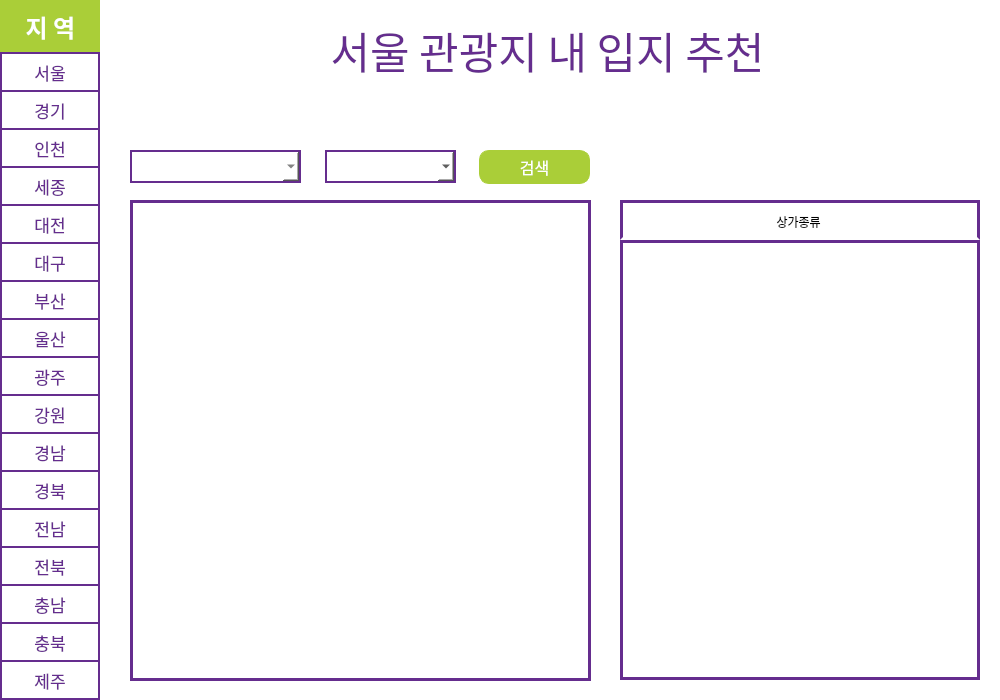
First picture: the form in ui/ui_file/CU_main.ui, repository HYEHEY/commercial_area_analysis, before the edit.
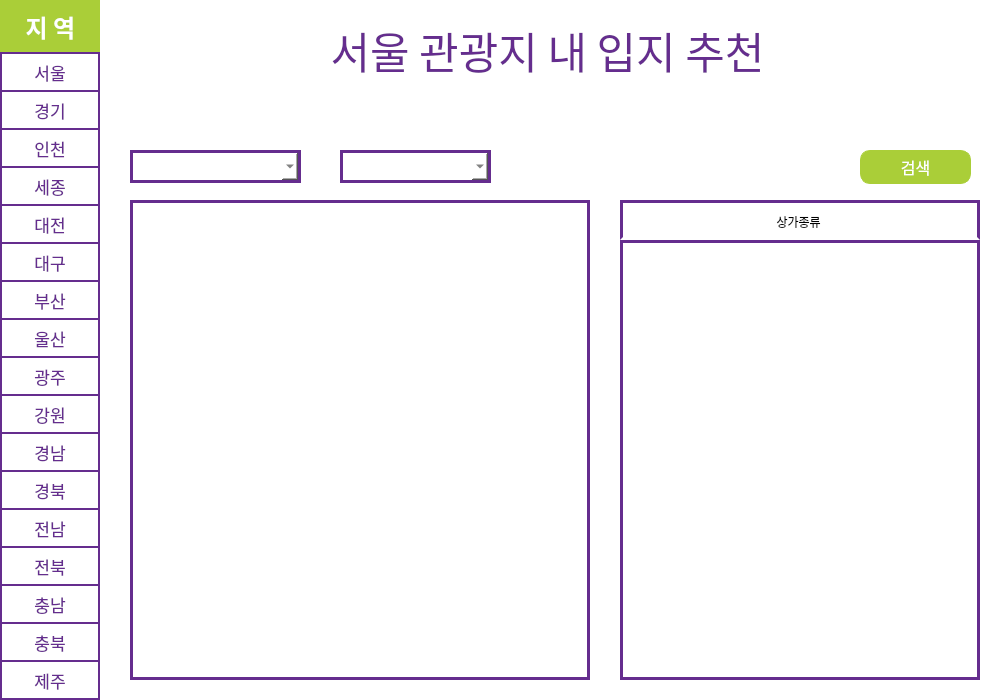
Second picture: the form after the edit.

Commit message: 내용 수정 및 추가

Patch:
```diff
--- a/ui/ui_file/CU_main.ui
+++ b/ui/ui_file/CU_main.ui
@@ -601,16 +601,39 @@
      <rect>
       <x>130</x>
       <y>200</y>
-      <width>461</width>
-      <height>481</height>
+      <width>460</width>
+      <height>480</height>
      </rect>
     </property>
+    <property name="sizePolicy">
+     <sizepolicy hsizetype="Fixed" vsizetype="Fixed">
+      <horstretch>0</horstretch>
+      <verstretch>0</verstretch>
+     </sizepolicy>
+    </property>
+    <property name="minimumSize">
+     <size>
+      <width>460</width>
+      <height>480</height>
+     </size>
+    </property>
+    <property name="maximumSize">
+     <size>
+      <width>460</width>
+      <height>480</height>
+     </size>
+    </property>
     <property name="styleSheet">
      <string notr="true">border-color: rgb(101, 45, 142);
 border-style:solid;
 border-width:3px;
 </string>
     </property>
+    <layout class="QVBoxLayout" name="verticalLayout_3">
+     <item>
+      <layout class="QVBoxLayout" name="verticalLayout_2"/>
+     </item>
+    </layout>
    </widget>
    <widget class="QScrollArea" name="scrollArea">
     <property name="geometry">
@@ -704,30 +727,32 @@
      <string notr="true">border-color: rgb(101, 45, 142);
 color: rgb(57, 57, 57);
 border-style: solid;
-border-width:2px;
+border-width: 3px;
 </string>
     </property>
    </widget>
    <widget class="QComboBox" name="comboBox_2">
     <property name="geometry">
      <rect>
-      <x>325</x>
+      <x>340</x>
       <y>150</y>
-      <width>131</width>
+      <width>151</width>
       <height>33</height>
      </rect>
     </property>
     <property name="styleSheet">
      <string notr="true">border-color: rgb(101, 45, 142);
+color: rgb(57, 57, 57);
 border-style: solid;
-border-width:2px;
+border-width: 3px;
+
 </string>
     </property>
    </widget>
    <widget class="QPushButton" name="search_btn">
     <property name="geometry">
      <rect>
-      <x>479</x>
+      <x>860</x>
       <y>150</y>
       <width>111</width>
       <height>34</height>
```
The commit also changes 1 other file.
